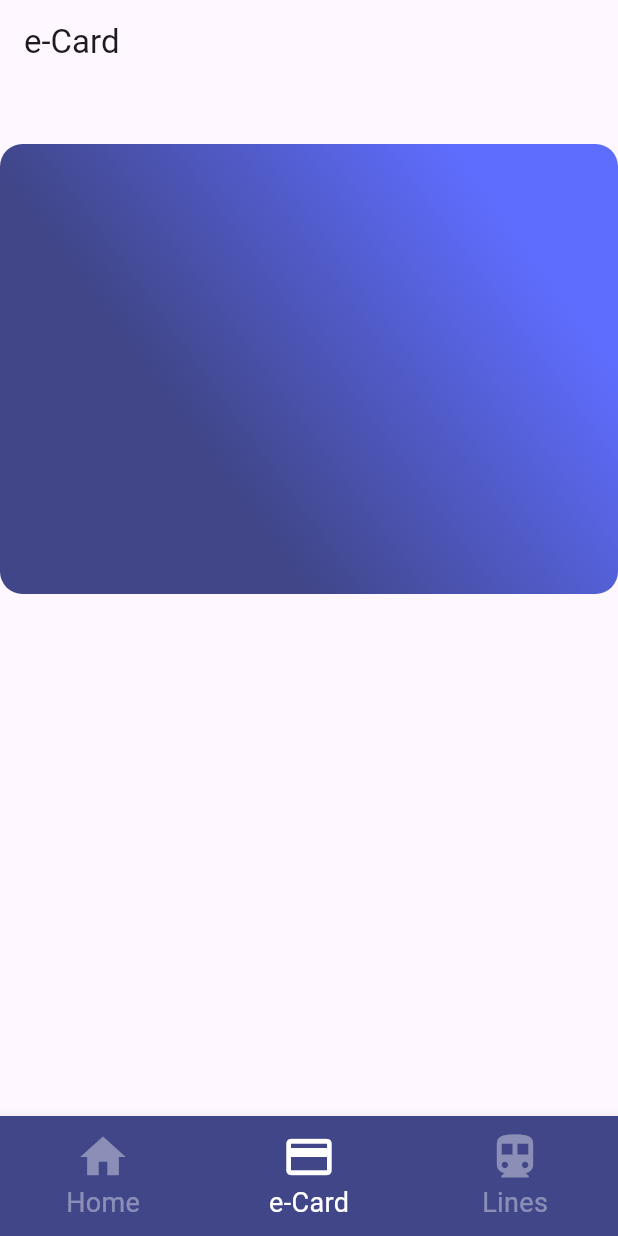
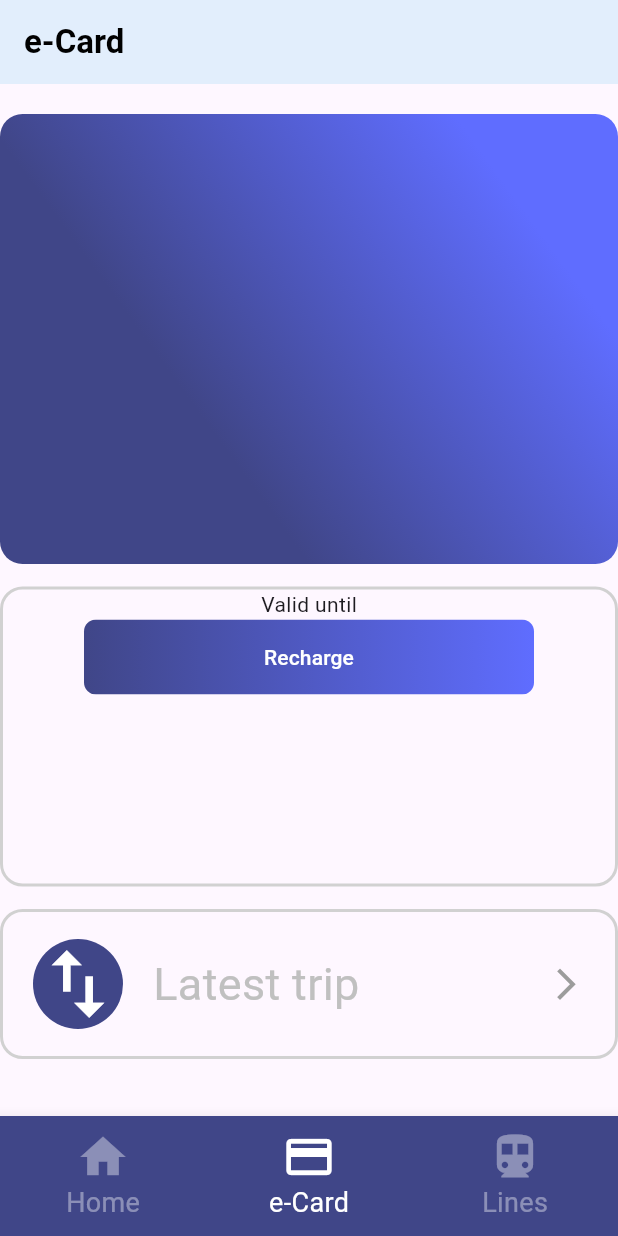
Before and after one commit to francesctr4/FlutterAppProject, a Flutter app: the screen it shows after launch, item 2 of the bottom bar chosen, on a phone screen of 412 x 824 dp. Run offline on Flutter 3.47's test engine with Material 3 defaults, Android fonts, the phone set to English and light mode, and no system bars.

Commit message:
e-Card Screen Progression + latest_trip_widget + little changes

```diff
--- a/flutter_app_project/project_source/lib/main.dart
+++ b/flutter_app_project/project_source/lib/main.dart
@@ -14,8 +14,8 @@ class MyApp extends StatelessWidget {
   Widget build(BuildContext context) {
     return MaterialApp(
       routes: {
-        "/": (context) => const BaseScreen(),
-        "/linesScreen/stationsScreen": (context) => const StationsScreen(),
+        "/": (context) => const BaseScreen(), // Home, e-Card, Lines
+        "/stationsScreen": (context) => const StationsScreen(), // From Lines
       },
     );
   }
--- a/flutter_app_project/project_source/lib/screens/base_screen.dart
+++ b/flutter_app_project/project_source/lib/screens/base_screen.dart
@@ -37,10 +37,17 @@ class BaseScreenState extends State<BaseScreen> {
   Widget build(BuildContext context) {
     return Scaffold(
       appBar: AppBar(
-        title: Text(upBarName[_selectedIndex]!),
+        title: Text(
+          upBarName[_selectedIndex]!,
+          style: const TextStyle(
+            color: Colors.black,
+            fontWeight: FontWeight.bold,
+          ),
+        ),
+        backgroundColor: const Color.fromRGBO(226, 238, 252, 1),
       ),
       body: _screens[_selectedIndex],
-          bottomNavigationBar: BottomNavigationBar(
+      bottomNavigationBar: BottomNavigationBar(
         items: const <BottomNavigationBarItem>[
           BottomNavigationBarItem(
             icon: Icon(Icons.home),
--- a/flutter_app_project/project_source/lib/screens/e_card_screen.dart
+++ b/flutter_app_project/project_source/lib/screens/e_card_screen.dart
@@ -1,5 +1,6 @@
 import 'package:flutter/material.dart';
 import 'package:project_source/models/e_card_class.dart';
+import 'package:project_source/widgets/latest_trip_widget.dart';
 
 import '../widgets/ecard_widget.dart';
 
@@ -8,12 +9,13 @@ class ECardScreen extends StatelessWidget {
 
   @override
   Widget build(BuildContext context) {
-    return Stack(
+    return SingleChildScrollView(
+      child: Padding(
+        padding: const EdgeInsets.only(top: 20, bottom: 20),
+        child: Column(
           children: [
             Align(
               alignment: Alignment.topCenter,
-          child: Padding(
-            padding: const EdgeInsets.only(top: 40),
               child: EcardWidget(
                 ecard: Ecard(
                   name: "Francesc",
@@ -28,8 +30,58 @@ class ECardScreen extends StatelessWidget {
                 ),
               ),
             ),
+            Padding(
+              padding: const EdgeInsets.only(top: 15.0),
+              child: Container(
+                width: 450,
+                height: 200,
+                decoration: BoxDecoration(
+                  borderRadius: BorderRadius.circular(15),
+                  border: Border.all(
+                    color: const Color.fromRGBO(209, 209, 209, 1),
+                    width: 2.0,
+                  ),
+                ),
+                child: Column(
+                  children: [
+                    const Text("Valid until"),
+                    ElevatedButton(
+                      onPressed: () {},
+                      style: ElevatedButton.styleFrom(
+                          backgroundColor: Colors.transparent, elevation: 0),
+                      child: Ink(
+                        decoration: BoxDecoration(
+                          gradient: const LinearGradient(
+                            colors: [
+                              Color.fromRGBO(64, 70, 136, 1),
+                              Color.fromRGBO(95, 109, 255, 1),
+                            ],
+                          ),
+                          borderRadius: BorderRadius.circular(8.0),
+                        ),
+                        child: Container(
+                          constraints: const BoxConstraints(
+                              maxWidth: 300.0, minHeight: 50.0),
+                          alignment: Alignment.center,
+                          child: const Text(
+                            "Recharge",
+                            textAlign: TextAlign.center,
+                            style: TextStyle(color: Colors.white),
+                          ),
+                        ),
+                      ),
+                    )
+                  ],
+                ),
+              ),
+            ),
+            const Padding(
+              padding: EdgeInsets.only(top: 15.0),
+              child: LatestTripWidget(),
             ),
           ],
+        ),
+      ),
     );
   }
 }
--- a/flutter_app_project/project_source/lib/screens/lines_screen.dart
+++ b/flutter_app_project/project_source/lib/screens/lines_screen.dart
@@ -8,9 +8,7 @@ class LinesScreen extends StatelessWidget {
 
   @override
   Widget build(BuildContext context) {
-    return Stack(
-      children: [
-        FutureBuilder(
+    return FutureBuilder(
       future: apiLoadLines(),
       builder: (BuildContext context, AsyncSnapshot<List<Line>> snapshot) {
         if (!snapshot.hasData) {
@@ -32,8 +30,6 @@ class LinesScreen extends StatelessWidget {
           },
         );
       },
-        ),
-      ],
     );
   }
 }
--- a/flutter_app_project/project_source/lib/screens/stations_screen.dart
+++ b/flutter_app_project/project_source/lib/screens/stations_screen.dart
@@ -50,7 +50,6 @@ class _StationsScreenImplementationState
       backgroundColor: const Color.fromRGBO(226, 238, 252, 1),
       body: Stack(
         children: [
-          LineStationsContainer(line: widget.line),
           FutureBuilder(
             future: apiLoadStationsFromLine(widget.line),
             builder:
@@ -62,7 +61,7 @@ class _StationsScreenImplementationState
               }
               final stationList = snapshot.data!;
               return Container(
-                margin: const EdgeInsets.fromLTRB(50, 160, 50, 0),
+                margin: const EdgeInsets.fromLTRB(50, 135, 50, 0),
                 child: ListView.builder(
                   itemCount: stationList.length,
                   itemBuilder: (BuildContext context, int index) {
@@ -74,6 +73,7 @@ class _StationsScreenImplementationState
               );
             },
           ),
+          LineStationsContainer(line: widget.line),
         ],
       ),
     );
--- /dev/null
+++ b/flutter_app_project/project_source/lib/widgets/latest_trip_widget.dart
@@ -0,0 +1,63 @@
+import 'package:flutter/material.dart';
+
+class LatestTripWidget extends StatelessWidget {
+  const LatestTripWidget({
+    super.key,
+  });
+
+  @override
+  Widget build(BuildContext context) {
+    return Container(
+      width: 450,
+      height: 100,
+      decoration: BoxDecoration(
+        borderRadius: BorderRadius.circular(15),
+        border: Border.all(
+          color: const Color.fromRGBO(209, 209, 209, 1),
+          width: 2.0,
+        ),
+      ),
+      child: Row(
+        mainAxisAlignment: MainAxisAlignment.spaceBetween,
+        children: [
+          Row(
+            children: [
+              Padding(
+                padding: const EdgeInsets.only(
+                  left: 20,
+                  right: 20,
+                ),
+                child: Container(
+                  decoration: const BoxDecoration(
+                    shape: BoxShape.circle,
+                    color: Color.fromRGBO(64, 70, 136, 1),
+                  ),
+                  child: const Icon(
+                    Icons.swap_vert,
+                    color: Colors.white,
+                    size: 60,
+                  ),
+                ),
+              ),
+              const Text(
+                "Latest trip",
+                style: TextStyle(
+                  fontSize: 30,
+                  color: Color.fromRGBO(192, 192, 192, 1),
+                ),
+              ),
+            ],
+          ),
+          const Padding(
+            padding: EdgeInsets.only(right: 20.0),
+            child: Icon(
+              Icons.arrow_forward_ios,
+              size: 25,
+              color: Color.fromRGBO(156, 156, 156, 1),
+            ),
+          ),
+        ],
+      ),
+    );
+  }
+}
--- a/flutter_app_project/project_source/lib/widgets/line_list_item.dart
+++ b/flutter_app_project/project_source/lib/widgets/line_list_item.dart
@@ -15,7 +15,7 @@ class LineListItem extends StatelessWidget {
     return GestureDetector(
       onTap: () {
         Navigator.of(context).pushNamed(
-          "/linesScreen/stationsScreen",
+          "/stationsScreen",
           arguments: line,
         );
       },
```
Lines whose indentation alone changed are shown as unchanged.
